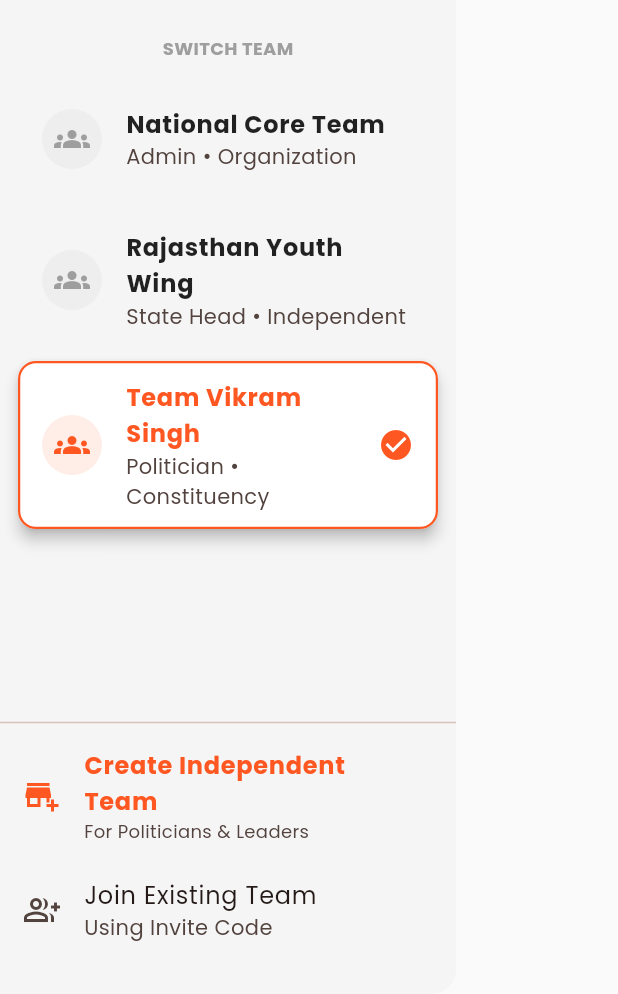
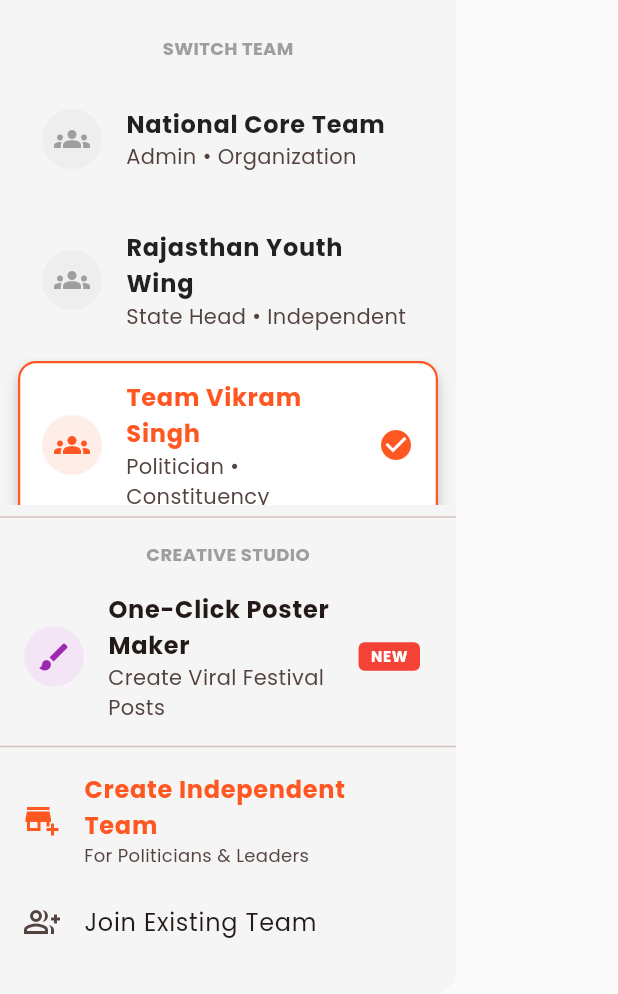
Before and after one commit to opkukna1/PollOS, a Flutter app: the AppDrawer widget shown alone on an empty page, opened directly, on a phone screen of 412 x 824 dp, the part 242-1236 px from its top. Run offline on Flutter 3.47's test engine with Material 3 defaults, Android fonts, the phone set to English and light mode, and no system bars; our stand-ins replace flutter_riverpod, font_awesome_flutter, google_fonts; network calls fail.

Commit message:
Update app_drawer.dart

```diff
--- a/lib/ui/widgets/app_drawer.dart
+++ b/lib/ui/widgets/app_drawer.dart
@@ -1,25 +1,26 @@
 import 'package:flutter/material.dart';
-// Ensure yeh path sahi ho jahan tumne pichla screen save kiya tha
+// Ensure paths are correct based on previous steps
 import '../screens/team/create_team_screen.dart';
+import '../screens/content/poster_maker_screen.dart'; // Import Poster Screen
 
 class AppDrawer extends StatelessWidget {
   const AppDrawer({super.key});
 
   @override
   Widget build(BuildContext context) {
-    // Mock Data: Asli app mein ye Riverpod (teamsProvider) se aayega
+    // Mock Data
     final teams = [
       {'name': 'National Core Team', 'role': 'Admin', 'type': 'Organization'},
       {'name': 'Rajasthan Youth Wing', 'role': 'State Head', 'type': 'Independent'},
-      {'name': 'Team Vikram Singh', 'role': 'Politician', 'type': 'Constituency'}, // New Type Example
+      {'name': 'Team Vikram Singh', 'role': 'Politician', 'type': 'Constituency'},
     ];
-    int activeIndex = 2; // Maan lo abhi hum Politician wali team mein hain
+    int activeIndex = 2;
 
     return Drawer(
       backgroundColor: Colors.grey.shade100,
       child: Column(
         children: [
-          // 1. Drawer Header (User Profile)
+          // 1. Drawer Header
           UserAccountsDrawerHeader(
             decoration: const BoxDecoration(color: Colors.deepOrange),
             accountName: const Text("Vikram Singh", style: TextStyle(fontWeight: FontWeight.bold)),
@@ -35,7 +36,7 @@ class AppDrawer extends StatelessWidget {
             child: Text("SWITCH TEAM", style: TextStyle(color: Colors.grey, fontSize: 12, fontWeight: FontWeight.bold)),
           ),
 
-          // 2. Team List as "Modern Button Cards"
+          // 2. Team List
           Expanded(
             child: ListView.builder(
               padding: EdgeInsets.zero,
@@ -75,8 +76,7 @@ class AppDrawer extends StatelessWidget {
                     subtitle: Text("${team['role']} • ${team['type']}"),
                     trailing: isActive ? const Icon(Icons.check_circle, color: Colors.deepOrange) : null,
                     onTap: () {
-                      // Yahan Team Switch Logic aayega (Riverpod state update)
-                      Navigator.pop(context); // Close drawer
+                      Navigator.pop(context);
                     },
                   ),
                 );
@@ -86,36 +86,56 @@ class AppDrawer extends StatelessWidget {
 
           const Divider(),
 
-          // 3. Create Independent Team (Politician Action)
-          // Highlighted specifically for Leadership
+          // --- NEW FEATURE: CREATIVE TOOLS ---
+          // This is the new section for Poster Maker
+          const Padding(
+            padding: EdgeInsets.fromLTRB(16, 8, 16, 8),
+            child: Text("CREATIVE STUDIO", style: TextStyle(color: Colors.grey, fontSize: 12, fontWeight: FontWeight.bold)),
+          ),
+
+          ListTile(
+            leading: Container(
+              padding: const EdgeInsets.all(8),
+              decoration: BoxDecoration(color: Colors.purple.shade50, shape: BoxShape.circle),
+              child: const Icon(Icons.brush, color: Colors.purple),
+            ),
+            title: const Text("One-Click Poster Maker", style: TextStyle(fontWeight: FontWeight.bold)),
+            subtitle: const Text("Create Viral Festival Posts"),
+            trailing: Container(
+              padding: const EdgeInsets.symmetric(horizontal: 8, vertical: 2),
+              decoration: BoxDecoration(color: Colors.red, borderRadius: BorderRadius.circular(4)),
+              child: const Text("NEW", style: TextStyle(color: Colors.white, fontSize: 10, fontWeight: FontWeight.bold)),
+            ),
+            onTap: () {
+              Navigator.pop(context); // Close Drawer
+              // Open Poster Maker
+              Navigator.push(context, MaterialPageRoute(builder: (_) => const PosterMakerScreen()));
+            },
+          ),
+
+          const Divider(),
+
+          // 3. Admin Actions
           ListTile(
             leading: const Icon(Icons.add_business, color: Colors.deepOrange),
             title: const Text(
               "Create Independent Team",
-              style: TextStyle(
-                color: Colors.deepOrange,
-                fontWeight: FontWeight.bold
-              )
+              style: TextStyle(color: Colors.deepOrange, fontWeight: FontWeight.bold)
             ),
             subtitle: const Text("For Politicians & Leaders", style: TextStyle(fontSize: 12)),
             onTap: () {
-              Navigator.pop(context); // Drawer band karo
-              // Create Team Screen par jao
+              Navigator.pop(context);
               Navigator.push(context, MaterialPageRoute(builder: (_) => const CreateTeamScreen()));
             },
           ),
 
-          // 4. Join Team (Cadre Action)
           ListTile(
             leading: const Icon(Icons.group_add_outlined),
             title: const Text("Join Existing Team"),
-            subtitle: const Text("Using Invite Code"),
-            onTap: () {
-              // Future: Open Join Dialog
-            },
+            onTap: () {},
           ),
 
-          const SizedBox(height: 20), // Bottom padding
+          const SizedBox(height: 20),
         ],
       ),
     );
```
